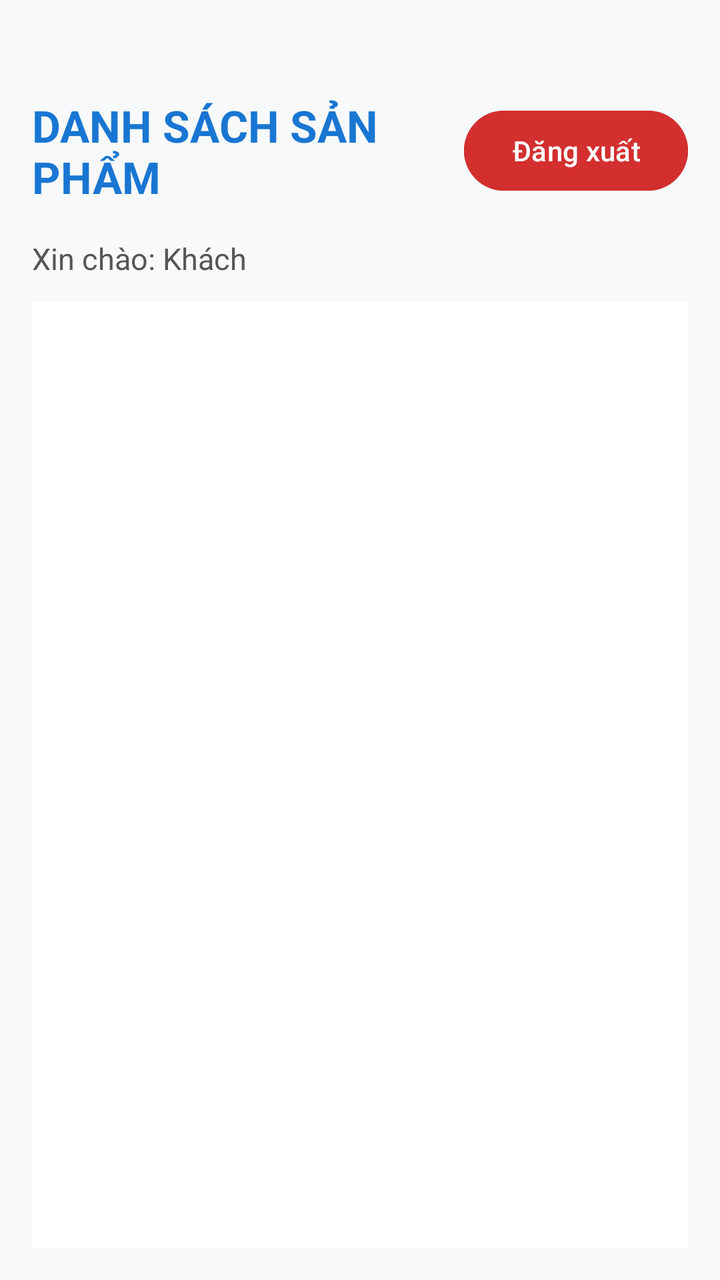
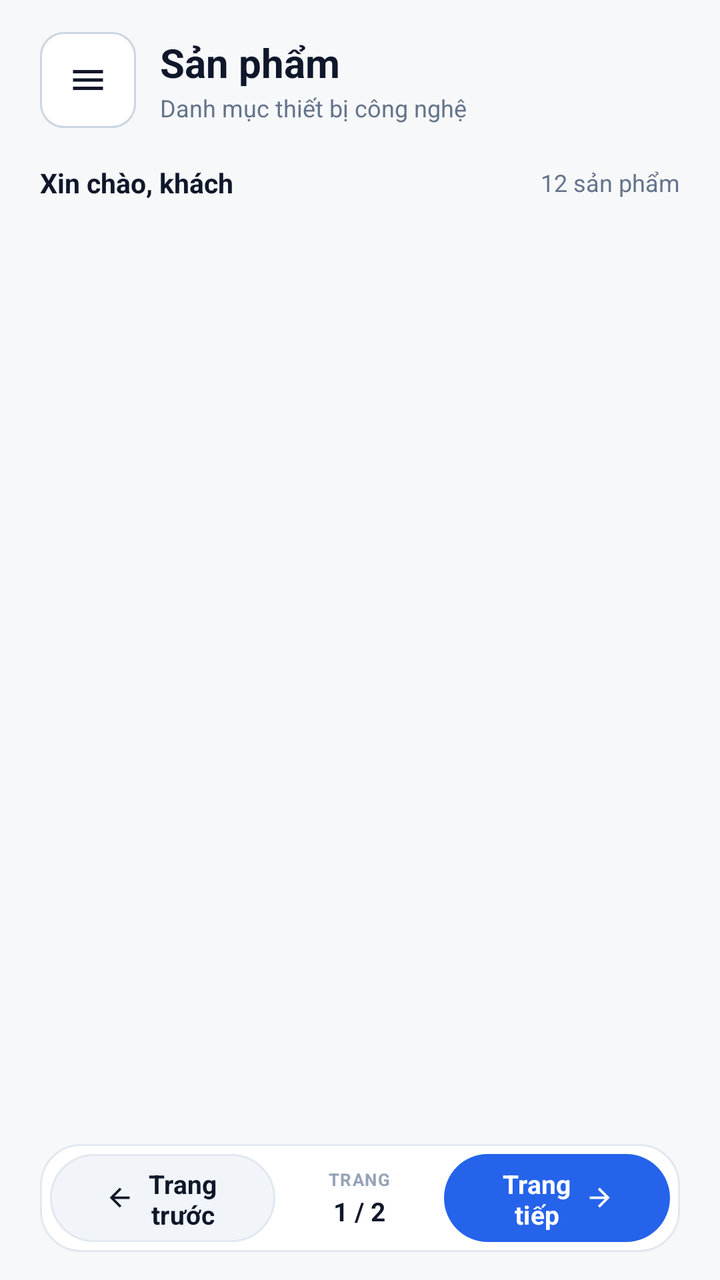

Compare the two renders of this Android layout. The source of the first and the diff that turns it into the second are given below.
<!-- AndroidManifest.xml: application theme Theme.MyApplication -->
<!-- res/layout/activity_product_list.xml -->
<?xml version="1.0" encoding="utf-8"?>
<LinearLayout
    xmlns:android="http://schemas.android.com/apk/res/android"
    android:layout_width="match_parent"
    android:layout_height="match_parent"
    android:orientation="vertical"
    android:paddingTop="48dp"
    android:paddingStart="16dp"
    android:paddingEnd="16dp"
    android:paddingBottom="16dp"
    android:background="#F8F9FA">

    <LinearLayout
        android:layout_width="match_parent"
        android:layout_height="wrap_content"
        android:orientation="horizontal"
        android:gravity="center_vertical"
        android:layout_marginBottom="16dp">

        <TextView
            android:id="@+id/textView3"
            android:layout_width="0dp"
            android:layout_height="wrap_content"
            android:layout_weight="1"
            android:textSize="22sp"
            android:textColor="#1976D2"
            android:textStyle="bold"
            android:text="DANH SÁCH SẢN PHẨM" />

        <Button
            android:id="@+id/btnLogout"
            android:layout_width="wrap_content"
            android:layout_height="wrap_content"
            android:text="Đăng xuất"
            android:backgroundTint="#D32F2F" />
    </LinearLayout>

    <TextView
        android:id="@+id/tvWelcomeUser"
        android:layout_width="wrap_content"
        android:layout_height="wrap_content"
        android:text="Xin chào: Khách"
        android:textSize="15sp"
        android:textColor="#555555"
        android:layout_marginBottom="12dp" />

    <ListView
        android:id="@+id/listView"
        android:layout_width="match_parent"
        android:layout_height="match_parent"
        android:divider="#E0E0E0"
        android:dividerHeight="1dp"
        android:background="#FFFFFF" />

</LinearLayout>
<!-- resources referenced by this layout -->
<resources>
  <style name="Theme.MyApplication" parent="Base.Theme.MyApplication" />
  <style name="Base.Theme.MyApplication" parent="Theme.Material3.DayNight.NoActionBar">
          
          
      </style>
</resources>

<!-- the commit's change to res/layout/activity_product_list.xml (unified diff, before → after) -->
@@ -1,55 +1,354 @@
 <?xml version="1.0" encoding="utf-8"?>
-<LinearLayout
-    xmlns:android="http://schemas.android.com/apk/res/android"
+<LinearLayout xmlns:android="http://schemas.android.com/apk/res/android"
+    xmlns:app="http://schemas.android.com/apk/res-auto"
+    xmlns:tools="http://schemas.android.com/tools"
+    android:id="@+id/rootProductList"
     android:layout_width="match_parent"
     android:layout_height="match_parent"
+    android:background="@color/screen_background"
+    android:fitsSystemWindows="true"
     android:orientation="vertical"
-    android:paddingTop="48dp"
-    android:paddingStart="16dp"
-    android:paddingEnd="16dp"
-    android:paddingBottom="16dp"
-    android:background="#F8F9FA">
-
+    android:paddingStart="20dp"
+    android:paddingTop="12dp"
+    android:paddingEnd="20dp"
+    android:paddingBottom="14dp"
+    tools:ignore="HardcodedText,TextContrastCheck">
+
+    
     <LinearLayout
+        android:id="@+id/headerBar"
         android:layout_width="match_parent"
         android:layout_height="wrap_content"
+        android:gravity="center_vertical"
         android:orientation="horizontal"
+        android:paddingTop="4dp"
+        android:paddingBottom="4dp">
+
+        <com.google.android.material.button.MaterialButton
+            android:id="@+id/btnToggleMenu"
+            android:layout_width="48dp"
+            android:layout_height="48dp"
+            android:clickable="true"
+            android:contentDescription="Mở hoặc đóng menu"
+            android:focusable="true"
+            android:insetLeft="0dp"
+            android:insetTop="0dp"
+            android:insetRight="0dp"
+            android:insetBottom="0dp"
+            android:minWidth="48dp"
+            android:minHeight="48dp"
+            android:padding="0dp"
+            app:backgroundTint="@color/surface"
+            app:cornerRadius="12dp"
+            app:icon="@drawable/ic_menu_24"
+            app:iconGravity="textStart"
+            app:iconPadding="0dp"
+            app:iconSize="20dp"
+            app:iconTint="@color/ink"
+            app:strokeColor="@color/border_strong"
+            app:strokeWidth="1dp"
+            tools:ignore="TouchTargetSizeCheck" />
+
+        <LinearLayout
+            android:layout_width="0dp"
+            android:layout_height="wrap_content"
+            android:layout_marginStart="12dp"
+            android:layout_weight="1"
+            android:orientation="vertical">
+
+            <TextView
+                android:id="@+id/tvHeaderTitle"
+                android:layout_width="wrap_content"
+                android:layout_height="wrap_content"
+                android:text="Sản phẩm"
+                android:textColor="@color/ink"
+                android:textSize="20sp"
+                android:textStyle="bold" />
+
+            <TextView
+                android:id="@+id/tvHeaderSubtitle"
+                android:layout_width="wrap_content"
+                android:layout_height="wrap_content"
+                android:layout_marginTop="1dp"
+                android:text="Danh mục thiết bị công nghệ"
+                android:textColor="@color/text_secondary"
+                android:textSize="12sp" />
+        </LinearLayout>
+    </LinearLayout>
+
+    
+    <LinearLayout
+        android:id="@+id/layoutMenu"
+        android:layout_width="match_parent"
+        android:layout_height="wrap_content"
+        android:layout_marginTop="10dp"
+        android:background="@drawable/bg_surface"
+        android:elevation="4dp"
+        android:orientation="vertical"
+        android:padding="12dp"
+        android:visibility="gone">
+
+        <LinearLayout
+            android:layout_width="match_parent"
+            android:layout_height="wrap_content"
+            android:gravity="center_vertical"
+            android:orientation="horizontal"
+            android:paddingStart="8dp"
+            android:paddingTop="2dp"
+            android:paddingEnd="8dp"
+            android:paddingBottom="8dp">
+
+            <TextView
+                android:layout_width="0dp"
+                android:layout_height="wrap_content"
+                android:layout_weight="1"
+                android:letterSpacing="0.08"
+                android:text="ĐIỀU HƯỚNG &amp; BỘ LỌC"
+                android:textColor="@color/text_tertiary"
+                android:textSize="10sp"
+                android:textStyle="bold" />
+
+            <TextView
+                android:id="@+id/tvMenuAccountBadge"
+                android:layout_width="wrap_content"
+                android:layout_height="wrap_content"
+                android:background="@drawable/bg_badge_primary"
+                android:paddingStart="8dp"
+                android:paddingTop="3dp"
+                android:paddingEnd="8dp"
+                android:paddingBottom="3dp"
+                android:text="Tài khoản: admin"
+                android:textColor="@color/primary_dark"
+                android:textSize="11sp"
+                android:textStyle="bold" />
+        </LinearLayout>
+
+        <TextView
+            android:id="@+id/menuHome"
+            android:layout_width="match_parent"
+            android:layout_height="48dp"
+            android:background="@drawable/bg_menu_item"
+            android:clickable="true"
+            android:focusable="true"
+            android:gravity="center_vertical"
+            android:paddingStart="12dp"
+            android:paddingEnd="12dp"
+            android:text="Tất cả sản phẩm"
+            android:textColor="@color/primary_dark"
+            android:textSize="13.5sp"
+            android:textStyle="bold" />
+
+        <TextView
+            android:id="@+id/menuFilterMobile"
+            android:layout_width="match_parent"
+            android:layout_height="48dp"
+            android:background="@drawable/bg_menu_item"
+            android:clickable="true"
+            android:focusable="true"
+            android:gravity="center_vertical"
+            android:paddingStart="12dp"
+            android:paddingEnd="12dp"
+            android:text="Điện thoại &amp; Máy tính bảng"
+            android:textColor="@color/ink"
+            android:textSize="13.5sp" />
+
+        <TextView
+            android:id="@+id/menuFilterAudio"
+            android:layout_width="match_parent"
+            android:layout_height="48dp"
+            android:background="@drawable/bg_menu_item"
+            android:clickable="true"
+            android:focusable="true"
+            android:gravity="center_vertical"
+            android:paddingStart="12dp"
+            android:paddingEnd="12dp"
+            android:text="Thiết bị âm thanh (Tai nghe, Loa)"
+            android:textColor="@color/ink"
+            android:textSize="13.5sp" />
+
+        <TextView
+            android:id="@+id/menuFilterAccessory"
+            android:layout_width="match_parent"
+            android:layout_height="48dp"
+            android:background="@drawable/bg_menu_item"
+            android:clickable="true"
+            android:focusable="true"
+            android:gravity="center_vertical"
+            android:paddingStart="12dp"
+            android:paddingEnd="12dp"
+            android:text="Laptop &amp; Phụ kiện công nghệ"
+            android:textColor="@color/ink"
+            android:textSize="13.5sp" />
+
+        <View
+            android:layout_width="match_parent"
+            android:layout_height="1dp"
+            android:layout_marginTop="6dp"
+            android:layout_marginBottom="6dp"
+            android:background="@color/border" />
+
+        <TextView
+            android:id="@+id/menuInfo"
+            android:layout_width="match_parent"
+            android:layout_height="48dp"
+            android:background="@drawable/bg_menu_item"
+            android:clickable="true"
+            android:focusable="true"
+            android:gravity="center_vertical"
+            android:paddingStart="12dp"
+            android:paddingEnd="12dp"
+            android:text="Thông tin ứng dụng"
+            android:textColor="@color/text_secondary"
+            android:textSize="13.5sp" />
+
+        <TextView
+            android:id="@+id/menuLogout"
+            android:layout_width="match_parent"
+            android:layout_height="48dp"
+            android:background="@drawable/bg_menu_item"
+            android:clickable="true"
+            android:focusable="true"
+            android:gravity="center_vertical"
+            android:paddingStart="12dp"
+            android:paddingEnd="12dp"
+            android:text="Đăng xuất"
+            android:textColor="@color/danger"
+            android:textSize="13.5sp"
+            android:textStyle="bold" />
+    </LinearLayout>
+
+    
+    <LinearLayout
+        android:layout_width="match_parent"
+        android:layout_height="wrap_content"
+        android:layout_marginTop="14dp"
+        android:layout_marginBottom="10dp"
         android:gravity="center_vertical"
-        android:layout_marginBottom="16dp">
-
-        <TextView
-            android:id="@+id/textView3"
+        android:orientation="horizontal">
+
+        <TextView
+            android:id="@+id/tvWelcomeUser"
             android:layout_width="0dp"
             android:layout_height="wrap_content"
             android:layout_weight="1"
-            android:textSize="22sp"
-            android:textColor="#1976D2"
-            android:textStyle="bold"
-            android:text="DANH SÁCH SẢN PHẨM" />
-
-        <Button
-            android:id="@+id/btnLogout"
+            android:text="Xin chào, khách"
+            android:textColor="@color/ink"
+            android:textSize="13.5sp"
+            android:textStyle="bold" />
+
+        <TextView
+            android:id="@+id/tvProductCount"
             android:layout_width="wrap_content"
             android:layout_height="wrap_content"
-            android:text="Đăng xuất"
-            android:backgroundTint="#D32F2F" />
+            android:text="12 sản phẩm"
+            android:textColor="@color/text_secondary"
+            android:textSize="12sp" />
+
     </LinearLayout>
 
-    <TextView
-        android:id="@+id/tvWelcomeUser"
-        android:layout_width="wrap_content"
-        android:layout_height="wrap_content"
-        android:text="Xin chào: Khách"
-        android:textSize="15sp"
-        android:textColor="#555555"
-        android:layout_marginBottom="12dp" />
-
+    
     <ListView
         android:id="@+id/listView"
         android:layout_width="match_parent"
-        android:layout_height="match_parent"
-        android:divider="#E0E0E0"
-        android:dividerHeight="1dp"
-        android:background="#FFFFFF" />
+        android:layout_height="0dp"
+        android:layout_weight="1"
+        android:background="@android:color/transparent"
+        android:clipToPadding="false"
+        android:divider="@null"
+        android:dividerHeight="0dp"
+        android:listSelector="@android:color/transparent"
+        android:overScrollMode="never"
+        android:paddingBottom="4dp"
+        android:scrollbars="none" />
+
+    
+    <LinearLayout
+        android:layout_width="match_parent"
+        android:layout_height="wrap_content"
+        android:layout_marginTop="10dp"
+        android:background="@drawable/bg_bottom_bar"
+        android:gravity="center_vertical"
+        android:orientation="horizontal"
+        android:padding="5dp">
+
+        <com.google.android.material.button.MaterialButton
+            android:id="@+id/btnPrev"
+            android:layout_width="0dp"
+            android:layout_height="44dp"
+            android:layout_weight="1"
+            android:insetLeft="0dp"
+            android:insetTop="0dp"
+            android:insetRight="0dp"
+            android:insetBottom="0dp"
+            android:minWidth="44dp"
+            android:minHeight="44dp"
+            android:text="Trang trước"
+            android:textAllCaps="false"
+            android:textColor="@color/ink"
+            android:textSize="13sp"
+            android:textStyle="bold"
+            app:backgroundTint="@color/surface_subtle"
+            app:cornerRadius="22dp"
+            app:icon="@drawable/ic_arrow_left_24"
+            app:iconGravity="textStart"
+            app:iconPadding="5dp"
+            app:iconSize="15dp"
+            app:iconTint="@color/ink"
+            app:strokeColor="@color/border"
+            app:strokeWidth="1dp"
+            tools:ignore="TouchTargetSizeCheck" />
+
+        <LinearLayout
+            android:layout_width="0dp"
+            android:layout_height="44dp"
+            android:layout_weight="0.75"
+            android:gravity="center"
+            android:orientation="vertical">
+
+            <TextView
+                android:layout_width="wrap_content"
+                android:layout_height="wrap_content"
+                android:letterSpacing="0.06"
+                android:text="TRANG"
+                android:textColor="@color/text_tertiary"
+                android:textSize="8.5sp"
+                android:textStyle="bold" />
+
+            <TextView
+                android:id="@+id/tvPage"
+                android:layout_width="wrap_content"
+                android:layout_height="wrap_content"
+                android:layout_marginTop="1dp"
+                android:text="1 / 2"
+                android:textColor="@color/ink"
+                android:textSize="13sp"
+                android:textStyle="bold" />
+        </LinearLayout>
+
+        <com.google.android.material.button.MaterialButton
+            android:id="@+id/btnNext"
+            android:layout_width="0dp"
+            android:layout_height="44dp"
+            android:layout_weight="1"
+            android:insetLeft="0dp"
+            android:insetTop="0dp"
+            android:insetRight="0dp"
+            android:insetBottom="0dp"
+            android:minWidth="44dp"
+            android:minHeight="44dp"
+            android:text="Trang tiếp"
+            android:textAllCaps="false"
+            android:textColor="@color/white"
+            android:textSize="13sp"
+            android:textStyle="bold"
+            app:backgroundTint="@color/primary"
+            app:cornerRadius="22dp"
+            app:icon="@drawable/ic_arrow_right_24"
+            app:iconGravity="textEnd"
+            app:iconPadding="5dp"
+            app:iconSize="15dp"
+            app:iconTint="@color/white"
+            tools:ignore="TouchTargetSizeCheck" />
+    </LinearLayout>
 
 </LinearLayout>
<!-- resource entries referenced after the edit -->
@@ -1,9 +1,80 @@
 <!-- resources referenced by this layout -->
 <resources>
+  <color name="border">#E2E8F0</color>
+  <color name="border_strong">#CBD5E1</color>
+  <color name="danger">#DC2626</color>
+  <color name="ink">#0F172A</color>
+  <color name="primary">#2563EB</color>
+  <color name="primary_dark">#1D4ED8</color>
+  <color name="screen_background">#F7F8FA</color>
+  <color name="surface">#FFFFFFFF</color>
+  <color name="surface_subtle">#F1F5F9</color>
+  <color name="text_secondary">#64748B</color>
+  <color name="text_tertiary">#94A3B8</color>
+  <color name="white">#FFFFFFFF</color>
+  <!-- drawable bg_badge_primary (drawable) -->
+  <?xml version="1.0" encoding="utf-8"?>
+  <shape xmlns:android="http://schemas.android.com/apk/res/android" android:shape="rectangle">
+      <solid android:color="@color/primary_soft" />
+      <corners android:radius="6dp" />
+  </shape>
+  <!-- drawable bg_bottom_bar (drawable) -->
+  <?xml version="1.0" encoding="utf-8"?>
+  <shape xmlns:android="http://schemas.android.com/apk/res/android" android:shape="rectangle">
+      <solid android:color="@color/surface" />
+      <stroke android:width="1dp" android:color="@color/border" />
+      <corners android:radius="20dp" />
+  </shape>
+  <!-- drawable bg_menu_item (drawable) -->
+  <?xml version="1.0" encoding="utf-8"?>
+  <selector xmlns:android="http://schemas.android.com/apk/res/android">
+      <item android:state_pressed="true">
+          <shape android:shape="rectangle">
+              <solid android:color="@color/primary_soft" />
+              <corners android:radius="10dp" />
+          </shape>
+      </item>
+      <item>
+          <shape android:shape="rectangle">
+              <solid android:color="@color/surface" />
+              <corners android:radius="10dp" />
+          </shape>
+      </item>
+  </selector>
+  <!-- drawable bg_surface (drawable) -->
+  <?xml version="1.0" encoding="utf-8"?>
+  <shape xmlns:android="http://schemas.android.com/apk/res/android" android:shape="rectangle">
+      <solid android:color="@color/surface" />
+      <stroke android:width="1dp" android:color="@color/border" />
+      <corners android:radius="18dp" />
+  </shape>
+  <!-- drawable ic_arrow_left_24 (drawable) -->
+  <?xml version="1.0" encoding="utf-8"?>
+  <vector xmlns:android="http://schemas.android.com/apk/res/android" android:width="24dp" android:height="24dp" android:viewportWidth="24" android:viewportHeight="24">
+      <path android:fillColor="#FF0F172A" android:pathData="M20,11H7.83l5.59,-5.59L12,4l-8,8 8,8 1.41,-1.41L7.83,13H20v-2z" />
+  </vector>
+  <!-- drawable ic_arrow_right_24 (drawable) -->
+  <?xml version="1.0" encoding="utf-8"?>
+  <vector xmlns:android="http://schemas.android.com/apk/res/android" android:width="24dp" android:height="24dp" android:viewportWidth="24" android:viewportHeight="24">
+      <path android:fillColor="#FF0F172A" android:pathData="M12,4l-1.41,1.41L16.17,11H4v2h12.17l-5.58,5.59L12,20l8,-8z" />
+  </vector>
+  <!-- drawable ic_menu_24 (drawable) -->
+  <?xml version="1.0" encoding="utf-8"?>
+  <vector xmlns:android="http://schemas.android.com/apk/res/android" android:width="24dp" android:height="24dp" android:viewportWidth="24" android:viewportHeight="24">
+      <path android:fillColor="#FF1D4ED8" android:pathData="M3,6h18v2H3zM3,11h18v2H3zM3,16h18v2H3z" />
+  </vector>
   <style name="Theme.MyApplication" parent="Base.Theme.MyApplication" />
-  <style name="Base.Theme.MyApplication" parent="Theme.Material3.DayNight.NoActionBar">
-          
-          
+  <color name="primary_soft">#EFF6FF</color>
+  <style name="Base.Theme.MyApplication" parent="Theme.Material3.Light.NoActionBar">
+          <item name="colorPrimary">@color/primary</item>
+          <item name="colorOnPrimary">@color/white</item>
+          <item name="colorSurface">@color/surface</item>
+          <item name="android:fontFamily">sans-serif</item>
+          <item name="android:windowLightStatusBar">true</item>
+          <item name="android:statusBarColor">@color/screen_background</item>
+          <item name="android:navigationBarColor">@color/screen_background</item>
+          <item name="android:windowLightNavigationBar" tools:targetApi="27">true</item>
+          <item name="android:windowActionModeOverlay">true</item>
       </style>
 </resources>
 
